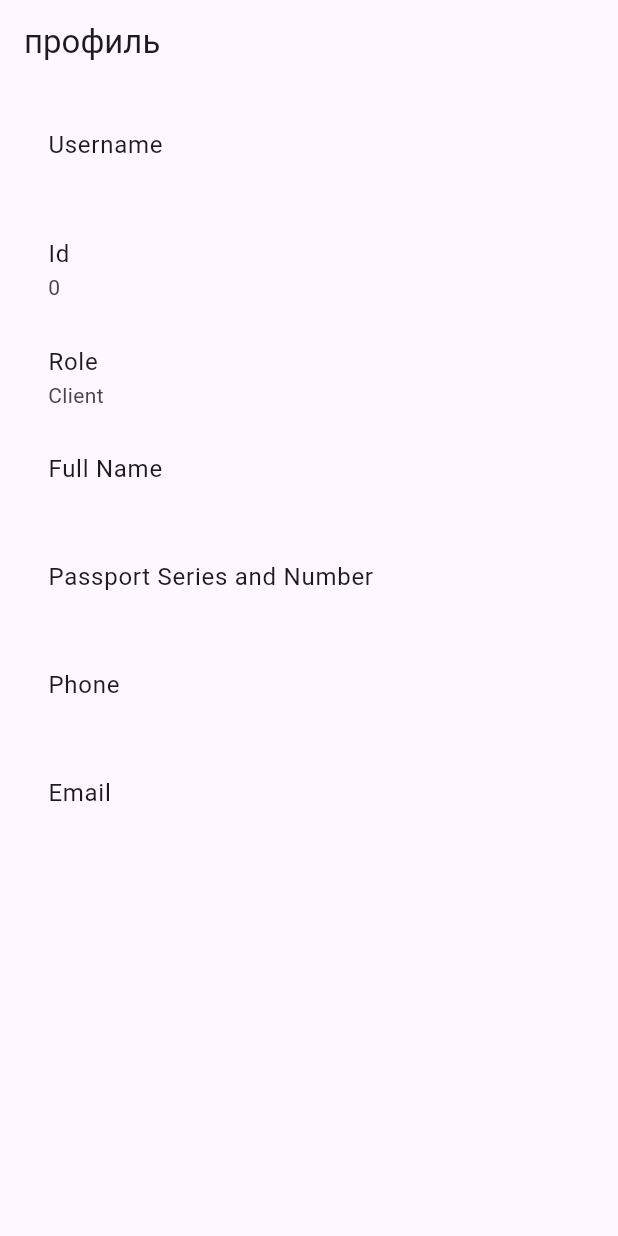
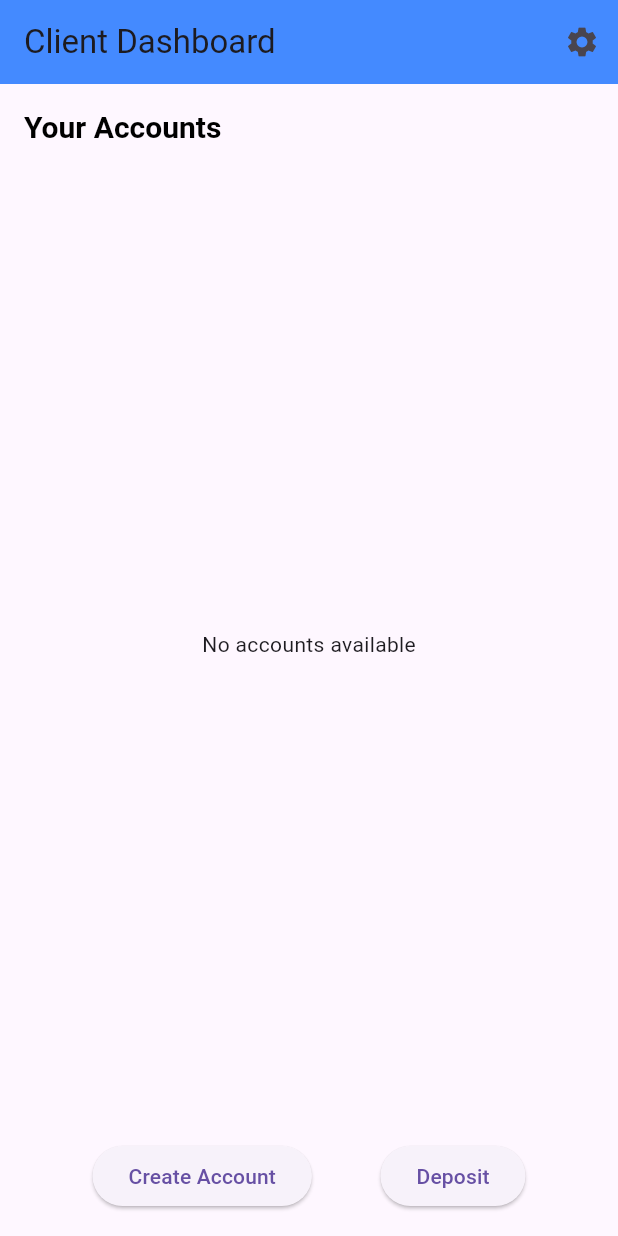
Before and after one commit to enkunove/mobile-finance-system, a Flutter app: the ClientMainScreen screen opened directly, on a phone screen of 412 x 824 dp. Run offline on Flutter 3.47's test engine with Material 3 defaults, Android fonts, the phone set to English and light mode, and no system bars; our stand-ins replace bloc, equatable, flutter_bloc, get_it, sqflite; accounts and stored records are empty.

Commit message:
Usecases updated

```diff
--- a/lib/core/application.dart
+++ b/lib/core/application.dart
@@ -2,6 +2,8 @@ import 'package:finance_system_controller/features/finance_controller/presentati
 import 'package:finance_system_controller/features/finance_controller/presentation/screens/start_screen.dart';
 import 'package:flutter/material.dart';
 
+import '../features/finance_controller/presentation/screens/client_screens/client_main_screen.dart';
+import '../features/finance_controller/presentation/screens/client_screens/profile_screen.dart';
 import '../features/finance_controller/presentation/screens/login_screen.dart';
 
 class Application extends StatelessWidget {
@@ -19,7 +21,9 @@ class Application extends StatelessWidget {
       routes: {
         "/" : (context) => const StartScreen(),
         "/registration" : (context) => const RegistrationScreen(),
-        "/login" : (context) => const LoginScreen()
+        "/login" : (context) => const LoginScreen(),
+        "/client_main" : (context) => const ClientMainScreen(),
+        '/client_main/profile' : (context) => const ProfileScreen(),
       },
     );
   }
--- a/lib/features/finance_controller/data/repositories/account_repository_impl.dart
+++ b/lib/features/finance_controller/data/repositories/account_repository_impl.dart
@@ -16,11 +16,10 @@ class AccountRepositoryImpl implements AccountRepository{
 
 
   @override
-  Future<void> createAccount(Client client, Bank bank) async {
-    BankModel bankModel = BankModel(id: bank.id, type: bank.type, name: bank.name, pin: bank.pin, bic: bank.bic, address: bank.address);
+  Future<void> createAccount(Client client, int bankId) async {
     AccountModel accountModel = AccountModel(
       clientId: client.idNumber,
-      bankModel: bankModel
+      bankId : bankId
     );
     await accountsDatasource.insertAccount(accountModel.toMap());
   }
@@ -33,27 +32,29 @@ class AccountRepositoryImpl implements AccountRepository{
     });
     final List<Account> result = [];
     for(var m in models){
-      result.add(Account(clientId: m.clientId, balance:  m.balance, accountId: m.accountId, isBlocked: m.isBlocked, isFrozen: m.isFrozen, bank: m.bank));
+      result.add(Account(clientId: m.clientId, balance:  m.balance, accountId: m.accountId, isBlocked: m.isBlocked, isFrozen: m.isFrozen, bankId: m.bankId));
     }
     return result;
   }
 
   @override
-  Future<bool> deleteAccount(String accountId) {
+  Future<bool> deleteAccount(int accountId) {
     // TODO: implement deleteAccount
     throw UnimplementedError();
   }
 
   @override
-  Future<Account> getAccount(String accountId) {
-    // TODO: implement getAccount
-    throw UnimplementedError();
+  Future<Account> getAccount(int accountId) async {
+    final map = await accountsDatasource.getAccountById(accountId);
+    final model = AccountModel.fromMap(map);
+    return Account(clientId: model.clientId, bankId: model.bankId, balance: model.balance, accountId: model.accountId, isFrozen: model.isFrozen, isBlocked: model.isBlocked);
   }
 
   @override
-  Future<bool> updateAccount(String accountId, Account account) {
-    // TODO: implement updateAccount
-    throw UnimplementedError();
+  Future<bool> updateAccount(int accountId, Account account) async {
+    final AccountModel model = AccountModel(clientId: account.clientId, balance:  account.balance, accountId: account.accountId, isBlocked: account.isBlocked, isFrozen: account.isFrozen, bankId: account.bankId);
+    await accountsDatasource.updateAccount(model);
+    return true;
   }
 
 }
--- a/lib/features/finance_controller/domain/entities/account.dart
+++ b/lib/features/finance_controller/domain/entities/account.dart
@@ -3,14 +3,14 @@ import 'bank.dart';
 class Account {
   int accountId = 0;
   final int clientId;
-  final Bank bank;
+  final int bankId;
   double balance;
   bool isBlocked = false;
   bool isFrozen = false;
 
   Account({
     required this.clientId,
-    required this.bank,
+    required this.bankId,
     this.balance = 0.0,
     this.accountId = 0,
     this.isBlocked = false,
--- a/lib/features/finance_controller/domain/entities/enterprise.dart
+++ b/lib/features/finance_controller/domain/entities/enterprise.dart
@@ -1,4 +1,6 @@
 import 'package:finance_system_controller/features/finance_controller/domain/entities/system_users/client.dart';
+
+import 'bank.dart';
 
 class Enterprise{
   final int id;
--- a/lib/features/finance_controller/domain/repositories/account_repository.dart
+++ b/lib/features/finance_controller/domain/repositories/account_repository.dart
@@ -4,9 +4,9 @@ import '../entities/account.dart';
 import '../entities/bank.dart';
 
 abstract class AccountRepository{
-  Future<void> createAccount(Client client, Bank bank);
-  Future<Account> getAccount(String accountId);
+  Future<void> createAccount(Client client, int bankId);
+  Future<Account> getAccount(int accountId);
   Future<List<Account>> getAccountsForClient(Client client);
-  Future<bool> deleteAccount(String accountId);
-  Future<bool> updateAccount(String accountId, Account account);
+  Future<bool> deleteAccount(int accountId);
+  Future<bool> updateAccount(int accountId, Account account);
 }
--- /dev/null
+++ b/lib/features/finance_controller/domain/usecases/admin_usecases/banks_management_usecases.dart
@@ -0,0 +1,14 @@
+import 'package:finance_system_controller/features/finance_controller/domain/entities/bank.dart';
+import 'package:finance_system_controller/features/finance_controller/domain/repositories/bank_repository.dart';
+
+class BankManagementUsecases{
+
+  final BankRepository bankRepository;
+
+  BankManagementUsecases({required this.bankRepository});
+
+  Future<void> createBank(int id, String type, String pin, String address, String name, String bic) async{
+    Bank bank = Bank(id: id, type: type, pin: pin, address: address, name: name, bic: bic);
+    await bankRepository.addBank(bank);
+  }
+}
--- a/lib/features/finance_controller/presentation/screens/client_screens/client_main_screen.dart
+++ b/lib/features/finance_controller/presentation/screens/client_screens/client_main_screen.dart
@@ -1,6 +1,12 @@
+import 'package:finance_system_controller/core/injection_container.dart';
+import 'package:finance_system_controller/features/finance_controller/domain/entities/account.dart';
+import 'package:finance_system_controller/features/finance_controller/domain/usecases/client_usecases/account_management_usecases.dart';
+import 'package:finance_system_controller/features/finance_controller/presentation/widgets/account_widget.dart';
 import 'package:flutter/material.dart';
 import 'package:finance_system_controller/features/finance_controller/domain/entities/system_users/client.dart';
 import 'package:get_it/get_it.dart';
+
+import '../../../domain/entities/bank.dart';
 
 class ClientMainScreen extends StatefulWidget {
   const ClientMainScreen({super.key});
@@ -10,53 +16,103 @@ class ClientMainScreen extends StatefulWidget {
 }
 
 class _ClientMainScreenState extends State<ClientMainScreen> {
-  late Client _client;
+  late final Client _client;
+  late final AccountManagementUsecases _usecase;
 
   @override
   void initState() {
     super.initState();
     _client = GetIt.instance<Client>();
+    _usecase = InjectionContainer.sl<AccountManagementUsecases>();
+  }
+
+  void _test() async {
+    Bank bank = Bank(
+      id: 1,
+      type: "type",
+      pin: "pin",
+      address: "address",
+      name: "name",
+      bic: "bic",
+    );
+    final usecase = InjectionContainer.sl<AccountManagementUsecases>();
+    await usecase.createAccount(_client, bank);
+    setState(() {});
+  }
+
+  void _test2() async {
+    final usecase = InjectionContainer.sl<AccountManagementUsecases>();
+    await usecase.deposit(2, 100);
+    setState(() {});
+  }
+
+  Future<List<Account>> _fetchAccounts() async {
+    return await _usecase.getAccountsForClient(_client);
   }
 
   @override
   Widget build(BuildContext context) {
     return Scaffold(
       appBar: AppBar(
-        title: const Text('профиль'),
+        backgroundColor: Colors.blueAccent,
+        title: Text("Client Dashboard"),
+        actions: [
+          IconButton(
+            onPressed: () => Navigator.pushNamed(context, "/client_main/profile"),
+            icon: const Icon(Icons.settings),
+          ),
+        ],
       ),
       body: Padding(
         padding: const EdgeInsets.all(16.0),
-        child: ListView(
+        child: Column(
+          crossAxisAlignment: CrossAxisAlignment.start,
           children: [
-            ListTile(
-              title: const Text('Username'),
-              subtitle: Text(_client.username),
+            Text(
+              "Your Accounts",
+              style: Theme.of(context).textTheme.headlineSmall!.copyWith(
+                fontWeight: FontWeight.bold,
+                fontSize: 20,
+                color: Colors.black,
+              ),
             ),
-            ListTile(
-              title: const Text('Id'),
-              subtitle: Text(_client.idNumber.toString()),
+            const SizedBox(height: 16),
+            Expanded(
+              child: FutureBuilder<List<Account>>(
+                future: _fetchAccounts(),
+                builder: (context, snapshot) {
+                  if (snapshot.connectionState == ConnectionState.waiting) {
+                    return const Center(child: CircularProgressIndicator());
+                  } else if (snapshot.hasError) {
+                    return Center(child: Text("Error: ${snapshot.error}"));
+                  } else if (!snapshot.hasData || snapshot.data!.isEmpty) {
+                    return const Center(child: Text("No accounts available"));
+                  } else {
+                    return ListView.builder(
+                      itemCount: snapshot.data!.length,
+                      itemBuilder: (context, index) {
+                        final account = snapshot.data![index];
+                        return AccountWidget(account: account);
+                      },
+                    );
+                  }
+                },
+              ),
             ),
-            ListTile(
-              title: const Text('Role'),
-              subtitle: Text(_client.role.toString()),
+            const SizedBox(height: 16),
+            Row(
+              mainAxisAlignment: MainAxisAlignment.spaceEvenly,
+              children: [
+                ElevatedButton(
+                  onPressed: _test,
+                  child: const Text("Create Account"),
+                ),
+                ElevatedButton(
+                  onPressed: _test2,
+                  child: const Text("Deposit"),
+                ),
+              ],
             ),
-            ListTile(
-              title: const Text('Full Name'),
-              subtitle: Text(_client.fullName),
-            ),
-            ListTile(
-              title: const Text('Passport Series and Number'),
-              subtitle: Text(_client.passportSeriesAndNumber),
-            ),
-            ListTile(
-              title: const Text('Phone'),
-              subtitle: Text(_client.phone),
-            ),
-            ListTile(
-              title: const Text('Email'),
-              subtitle: Text(_client.email),
-            ),
-            const SizedBox(height: 20),
           ],
         ),
       ),
```
Also changed, not shown: lib/core/injection_container.dart (+4 -3 lines), lib/features/finance_controller/data/datasources/accounts_datasourse.dart (+17 -6 lines), lib/features/finance_controller/data/models/account_model.dart (+5 -5 lines), lib/features/finance_controller/data/repositories/bank_repository_impl.dart (added, +43 -0 lines), lib/features/finance_controller/domain/usecases/client_usecases/account_management_usecases.dart (+6 -6 lines), lib/features/finance_controller/presentation/screens/client_screens/profile_screen.dart (added, +75 -0 lines), lib/features/finance_controller/presentation/screens/login_screen.dart (+24 -9 lines), lib/features/finance_controller/presentation/screens/registration_screen.dart (+39 -18 lines), lib/features/finance_controller/presentation/screens/start_screen.dart (+34 -5 lines), lib/features/finance_controller/presentation/widgets/account_widget.dart (added, +82 -0 lines).
